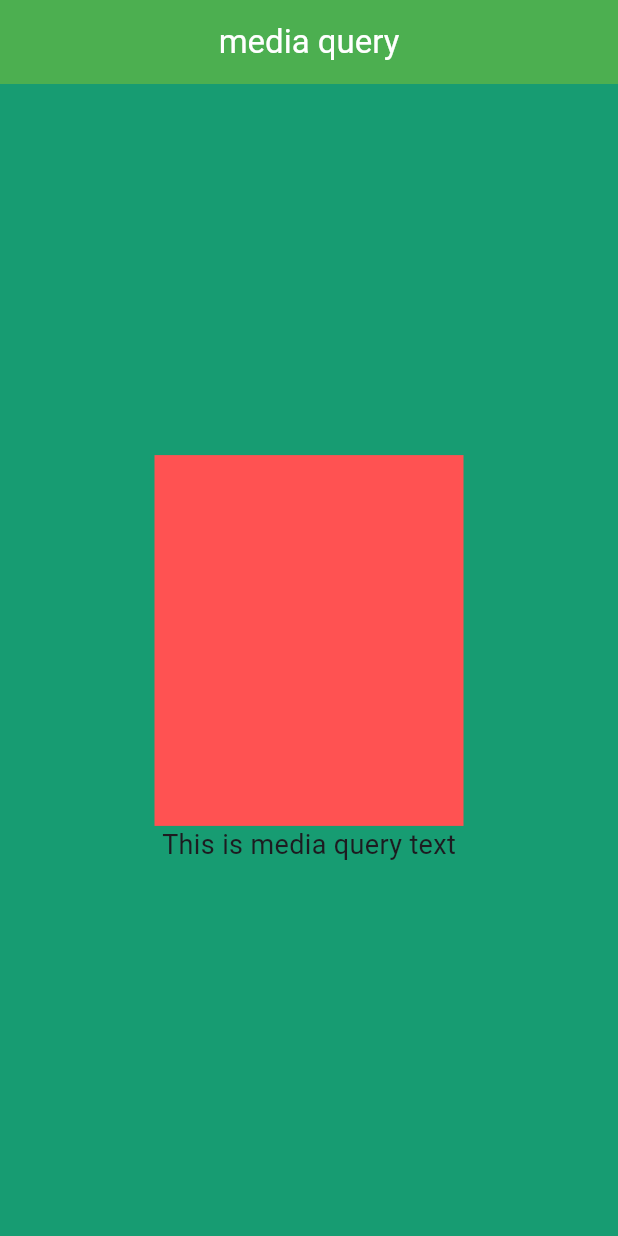
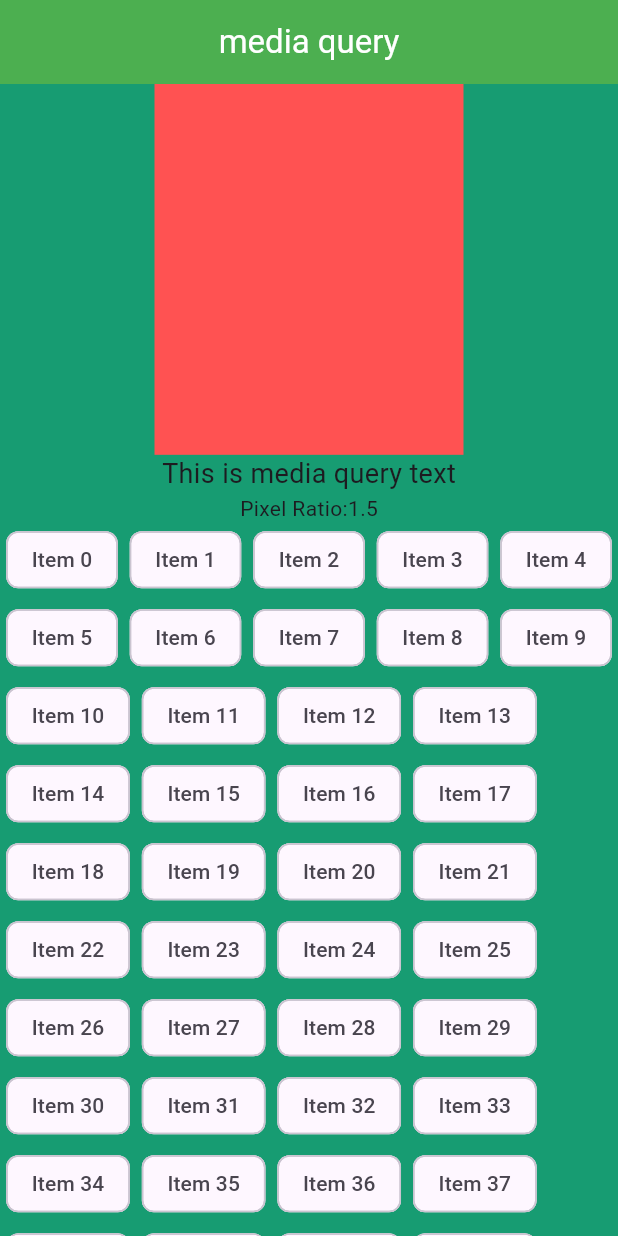
Before and after one commit to aftabuddin007/stateful_Widget, a Flutter app: the screen it shows after launch, on a phone screen of 412 x 824 dp. Run offline on Flutter 3.47's test engine with Material 3 defaults, Android fonts, the phone set to English and light mode, and no system bars.

```diff
--- a/lib/Mquery.dart
+++ b/lib/Mquery.dart
@@ -13,6 +13,8 @@ class _MqueryState extends State<Mquery> {
     Size screenSize = MediaQuery.of(context).size;
     double widthSize = MediaQuery.of(context).size.width;
     double fontSize = screenSize.width > 600 ? 32 : 18;
+    double pexelRatio = MediaQuery.of(context).devicePixelRatio;
+
     return Scaffold(
       appBar: AppBar(
         title: Text("media query"),
@@ -39,6 +41,24 @@ class _MqueryState extends State<Mquery> {
               "This is media query text",
               style: TextStyle(fontSize: fontSize),
             ),
+            Text("Pixel Ratio:$pexelRatio"),
+            Wrap(
+              spacing: 8.0,
+              runSpacing: 4.0,
+              children: List.generate(50, (index) {
+                return Chip(label: Text("Item $index"));
+              }),
+            ),
+            // LayoutBuilder(
+              // builder: (context, c) {
+              //   if (c.maxHeight > 600) {
+              //     return GridView.count(crossAxisCount: 3);
+              //   } else {
+              //     return GridView.count(crossAxisCount: 1);
+              //   }
+              // },
+            // ),
+
           ],
         ),
       ),
```
